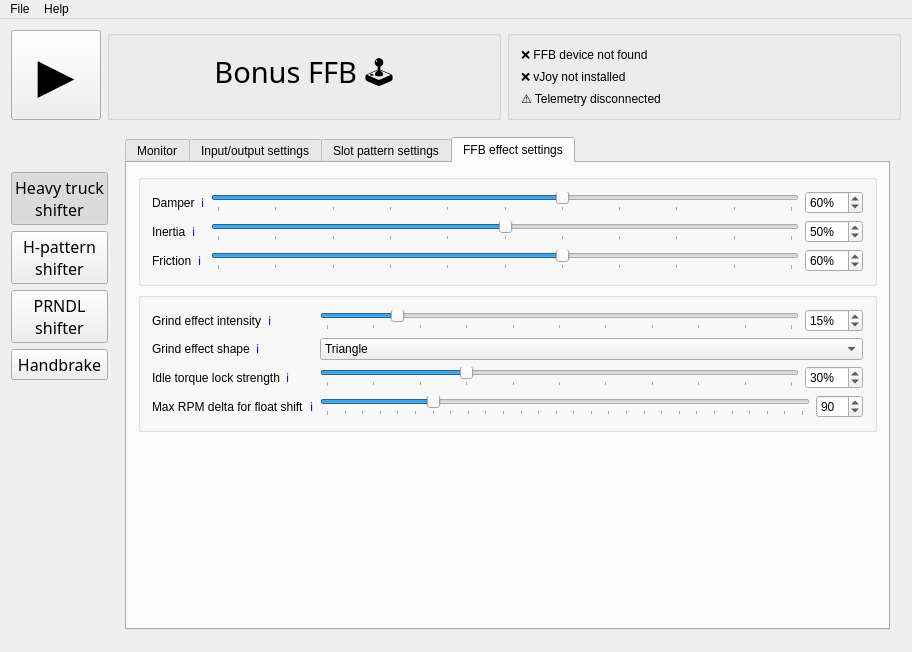
Above: BonusFFB/BonusFFB.ui from kgmonteith/BonusFFB before the change. Below: the same form after it.
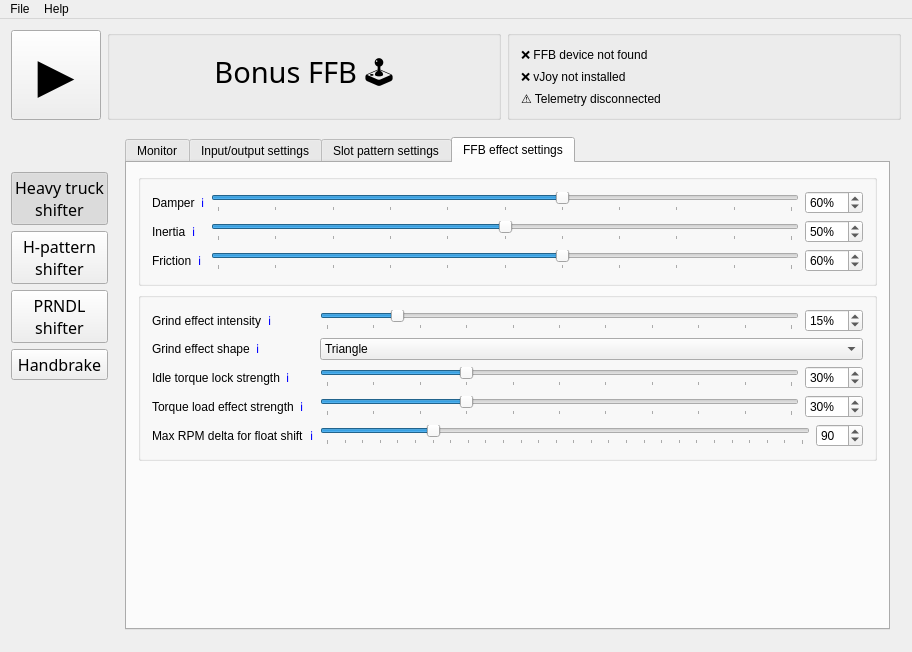
That is the form after the change. The open tabs and pages were chosen to show the change. Icons and pictures are not drawn.

Commit message: Added torque load effect, closes #31

The edit to the form file:
```diff
--- a/BonusFFB/BonusFFB.ui
+++ b/BonusFFB/BonusFFB.ui
@@ -1235,6 +1235,63 @@
                 </layout>
                </item>
                <item row="3" column="0">
+                <layout class="QHBoxLayout" name="horizontalLayout_57">
+                 <item>
+                  <widget class="QLabel" name="label_50">
+                   <property name="text">
+                    <string>Torque load effect strength</string>
+                   </property>
+                  </widget>
+                 </item>
+                 <item>
+                  <widget class="QLabel" name="label_51">
+                   <property name="text">
+                    <string>&lt;a href=&quot;https://kgmonteith.github.io/BonusFFB/heavytruck/#torque-load-effect-strength&quot; style=&quot;text-decoration: none&quot;&gt;ℹ️&lt;/a&gt;</string>
+                   </property>
+                   <property name="openExternalLinks">
+                    <bool>true</bool>
+                   </property>
+                  </widget>
+                 </item>
+                </layout>
+               </item>
+               <item row="3" column="1">
+                <layout class="QHBoxLayout" name="horizontalLayout_58">
+                 <item>
+                  <widget class="QSlider" name="heavytruck_torqueLoadStrengthSlider">
+                   <property name="maximum">
+                    <number>100</number>
+                   </property>
+                   <property name="value">
+                    <number>30</number>
+                   </property>
+                   <property name="orientation">
+                    <enum>Qt::Orientation::Horizontal</enum>
+                   </property>
+                   <property name="tickPosition">
+                    <enum>QSlider::TickPosition::TicksBelow</enum>
+                   </property>
+                   <property name="tickInterval">
+                    <number>10</number>
+                   </property>
+                  </widget>
+                 </item>
+                 <item>
+                  <widget class="QSpinBox" name="heavytruck_torqueLoadStrengthSpinbox">
+                   <property name="suffix">
+                    <string>%</string>
+                   </property>
+                   <property name="maximum">
+                    <number>100</number>
+                   </property>
+                   <property name="value">
+                    <number>30</number>
+                   </property>
+                  </widget>
+                 </item>
+                </layout>
+               </item>
+               <item row="4" column="0">
                 <layout class="QHBoxLayout" name="horizontalLayout_41">
                  <item>
                   <widget class="QLabel" name="label_34">
@@ -1255,7 +1312,7 @@
                  </item>
                 </layout>
                </item>
-               <item row="3" column="1">
+               <item row="4" column="1">
                 <layout class="QHBoxLayout" name="horizontalLayout_42">
                  <item>
                   <widget class="QSlider" name="heavytruck_maxRevMatchRPMSlider">
```
Left out of the diff: 394 changed lines with no effect on the pictures. The commit also changes 4 other files.
